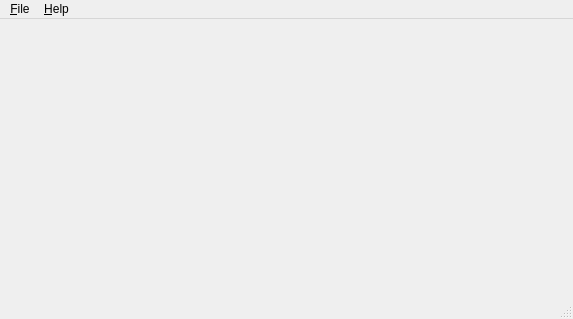
Before: the Qt Designer form src/felide.editor/qt5/MainWindow.ui in fapablazacl-old/felide.old, drawn with Qt 5.
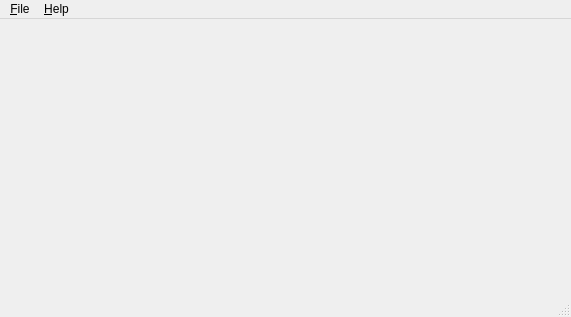
After: the same form once the commit is applied.

```diff
--- a/src/felide.editor/qt5/MainWindow.ui
+++ b/src/felide.editor/qt5/MainWindow.ui
@@ -6,8 +6,8 @@
    <rect>
     <x>0</x>
     <y>0</y>
-    <width>573</width>
-    <height>319</height>
+    <width>571</width>
+    <height>317</height>
    </rect>
   </property>
   <property name="windowTitle">
@@ -19,7 +19,7 @@
     <rect>
      <x>0</x>
      <y>0</y>
-     <width>573</width>
+     <width>571</width>
      <height>21</height>
     </rect>
    </property>
```
Left out of the diff: 12 changed lines with no effect on the pictures.
